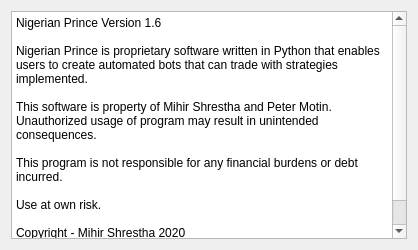
Qt form UI/about.ui (ZENALC/algobot) before a commit.
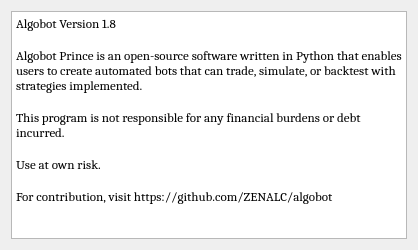
The same form after that commit.

What changed in the file:
```diff
--- a/UI/about.ui
+++ b/UI/about.ui
@@ -31,22 +31,25 @@
      <property name="enabled">
       <bool>true</bool>
      </property>
+     <property name="font">
+      <font>
+       <family>Cambria</family>
+       <pointsize>10</pointsize>
+      </font>
+     </property>
      <property name="readOnly">
       <bool>true</bool>
      </property>
      <property name="plainText">
-      <string>Nigerian Prince Version 1.6
+      <string>Algobot Version 1.8
 
-Nigerian Prince is proprietary software written in Python that enables users to create automated bots that can trade with strategies implemented.
-
-This software is property of Mihir Shrestha and Peter Motin. Unauthorized usage of program may result in unintended consequences.
+Algobot Prince is an open-source software written in Python that enables users to create automated bots that can trade, simulate, or backtest with strategies implemented.
 
 This program is not responsible for any financial burdens or debt incurred. 
 
 Use at own risk. 
 
-Copyright - Mihir Shrestha 2020
-All Rights Reserved</string>
+For contribution, visit https://github.com/ZENALC/algobot</string>
      </property>
     </widget>
    </item>
```
Left out of the diff: 2 changed lines with no effect on the pictures.
